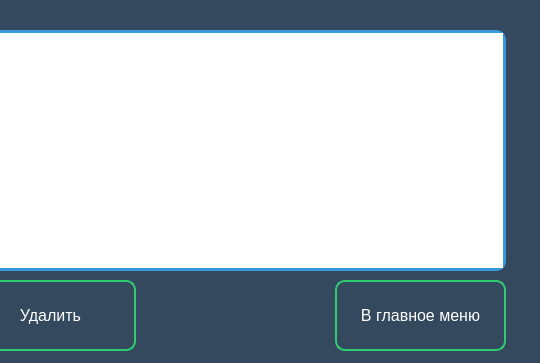
Above: ui/slovar.ui from Alone0696/english_app before the change; both pictures show x 255 to 795 and y 0 to 363 of the 795 by 363 pixel window. Below: the same form after it.
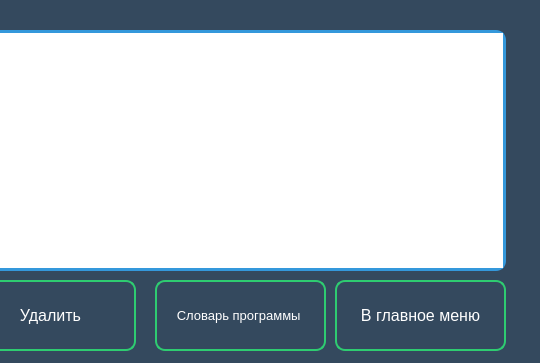
That is the form after the change.

What changed in the file:
```diff
--- a/ui/slovar.ui
+++ b/ui/slovar.ui
@@ -145,6 +145,37 @@
     <string>Добавить</string>
    </property>
   </widget>
+  <widget class="QPushButton" name="del_2">
+   <property name="geometry">
+    <rect>
+     <x>410</x>
+     <y>280</y>
+     <width>171</width>
+     <height>71</height>
+    </rect>
+   </property>
+   <property name="font">
+    <font>
+     <pointsize>10</pointsize>
+    </font>
+   </property>
+   <property name="styleSheet">
+    <string notr="true">QPushButton{
+background-color:none;
+border-style:solid;
+border-width: 2px;
+border-radius: 10px;
+border-color: #2ecc71;
+color:white;
+}
+QPushButton:hover{
+background-color:#2ecc71;
+}</string>
+   </property>
+   <property name="text">
+    <string>Словарь программы </string>
+   </property>
+  </widget>
  </widget>
  <resources/>
  <connections/>
```
